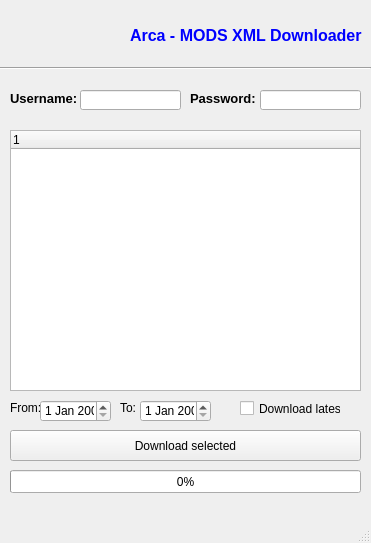
bcrdh/Downloader, file downloader.ui: the form before one commit.
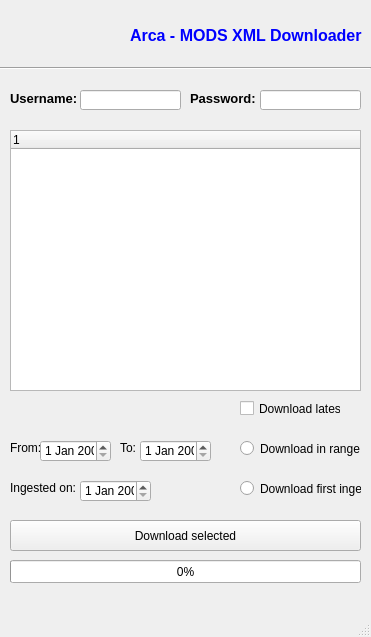
The form after the commit. Icons and pictures are not drawn.

Commit message: Updated to add first ingest date filtering

The edit to the form file:
```diff
--- a/downloader.ui
+++ b/downloader.ui
@@ -7,7 +7,7 @@
     <x>0</x>
     <y>0</y>
     <width>371</width>
-    <height>543</height>
+    <height>637</height>
    </rect>
   </property>
   <property name="windowTitle">
@@ -33,7 +33,7 @@
     <property name="geometry">
      <rect>
       <x>10</x>
-      <y>430</y>
+      <y>520</y>
       <width>351</width>
       <height>31</height>
      </rect>
@@ -46,7 +46,7 @@
     <property name="geometry">
      <rect>
       <x>40</x>
-      <y>400</y>
+      <y>440</y>
       <width>71</width>
       <height>22</height>
      </rect>
@@ -56,7 +56,7 @@
     <property name="geometry">
      <rect>
       <x>10</x>
-      <y>400</y>
+      <y>440</y>
       <width>31</width>
       <height>16</height>
      </rect>
@@ -69,7 +69,7 @@
     <property name="geometry">
      <rect>
       <x>120</x>
-      <y>400</y>
+      <y>440</y>
       <width>21</width>
       <height>16</height>
      </rect>
@@ -82,7 +82,7 @@
     <property name="geometry">
      <rect>
       <x>140</x>
-      <y>400</y>
+      <y>440</y>
       <width>71</width>
       <height>22</height>
      </rect>
@@ -135,7 +135,7 @@
     <property name="geometry">
      <rect>
       <x>10</x>
-      <y>470</y>
+      <y>560</y>
       <width>351</width>
       <height>23</height>
      </rect>
@@ -238,6 +238,55 @@
      <string>Download latest</string>
     </property>
    </widget>
+   <widget class="QRadioButton" name="radioRange">
+    <property name="geometry">
+     <rect>
+      <x>240</x>
+      <y>440</y>
+      <width>121</width>
+      <height>17</height>
+     </rect>
+    </property>
+    <property name="text">
+     <string>Download in range</string>
+    </property>
+   </widget>
+   <widget class="QRadioButton" name="radioFirstIngest">
+    <property name="geometry">
+     <rect>
+      <x>240</x>
+      <y>480</y>
+      <width>121</width>
+      <height>17</height>
+     </rect>
+    </property>
+    <property name="text">
+     <string>Download first ingest</string>
+    </property>
+   </widget>
+   <widget class="QDateEdit" name="dtIngest">
+    <property name="geometry">
+     <rect>
+      <x>80</x>
+      <y>480</y>
+      <width>71</width>
+      <height>22</height>
+     </rect>
+    </property>
+   </widget>
+   <widget class="QLabel" name="lblIngestedOn">
+    <property name="geometry">
+     <rect>
+      <x>10</x>
+      <y>480</y>
+      <width>71</width>
+      <height>16</height>
+     </rect>
+    </property>
+    <property name="text">
+     <string>Ingested on:</string>
+    </property>
+   </widget>
   </widget>
   <widget class="QMenuBar" name="menubar">
    <property name="geometry">
```
The commit also changes 1 other file.
